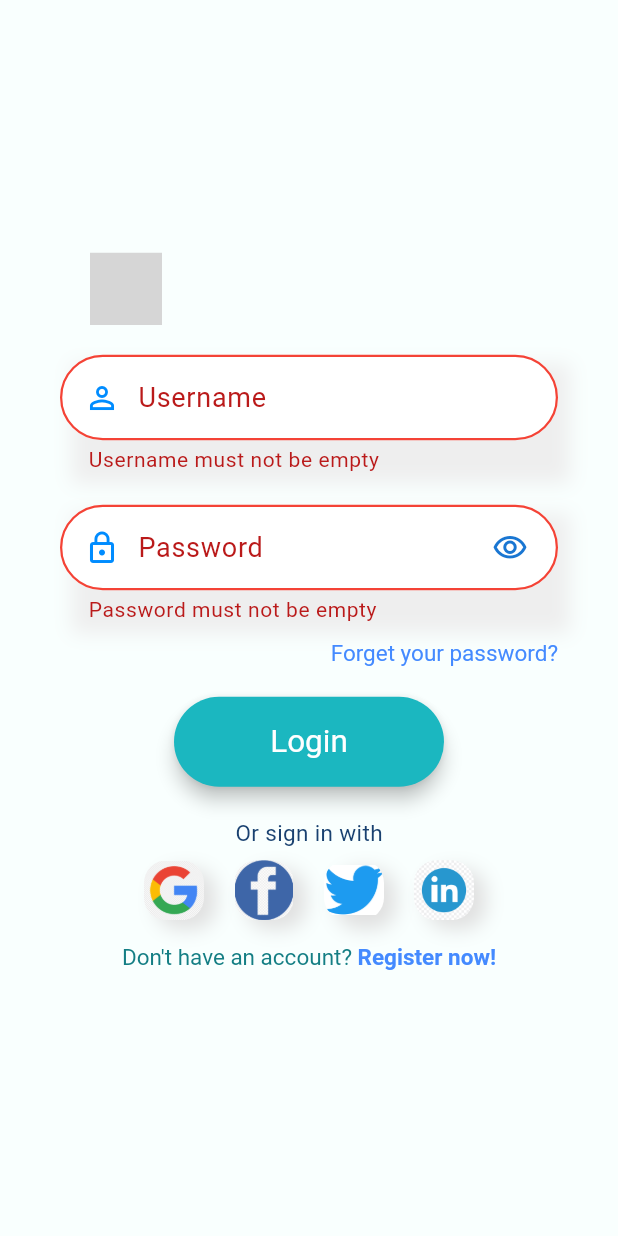
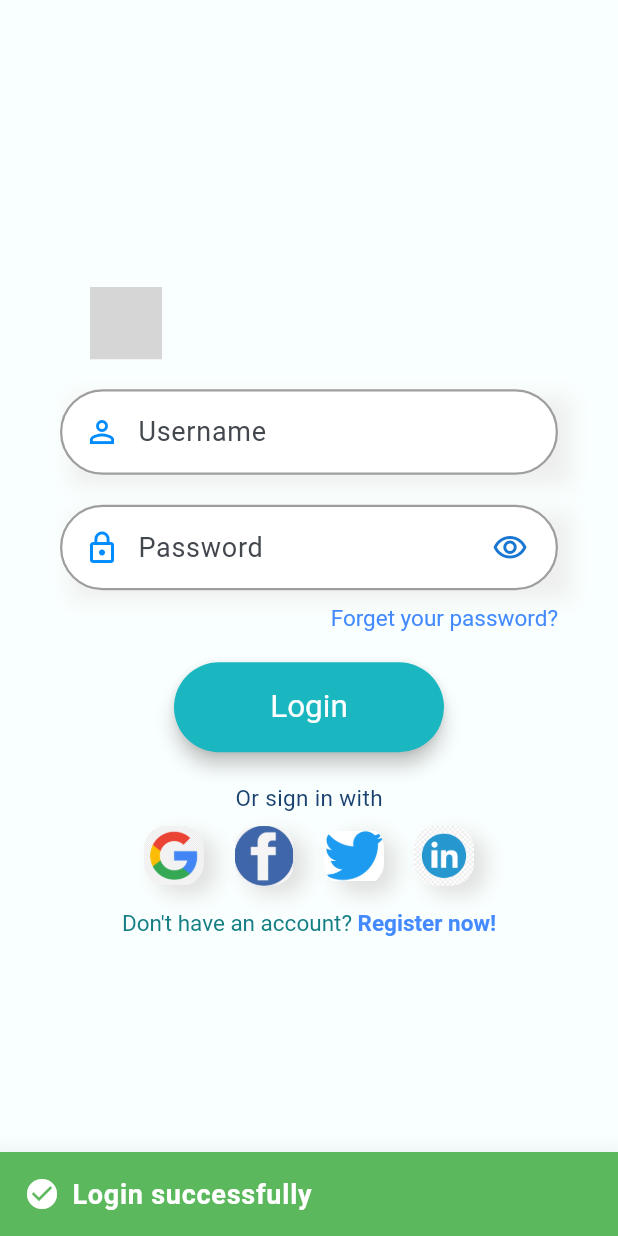
Before and after one commit to hungdungn47/travel-guide-app, a Flutter app: the LoginPage screen opened by its route, after a tap on "Login", on a phone screen of 412 x 824 dp. Run offline on Flutter 3.47's test engine with Material 3 defaults, Android fonts, the light colour scheme and no system bars; drawn by our look-alikes of overlay_support; our stand-ins replace carousel_slider, get, get_storage, image_picker, lottie; missing offline and left inert: dart:ffi; accounts and stored records are empty; grey boxes are pictures that could not be loaded.

Commit message:
handle jwt token and message notification

```diff
--- a/lib/networking/api/api_service.dart
+++ b/lib/networking/api/api_service.dart
@@ -10,4 +10,6 @@ abstract class ApiService {
   Future<List<Tour>> getTours();
   Future<Destination?> getDestinationById(String id);
   Future<List<Hotel>> fetchHotels(String destinationId);
+  Future<dynamic> login(String username, String password);
+  Future<Map<String, dynamic>> register(String username, String password, String email);
 }
--- a/lib/networking/interceptor/interceptor.dart
+++ b/lib/networking/interceptor/interceptor.dart
@@ -1,4 +1,5 @@
 import 'package:http/http.dart' as http;
+import 'package:travel_guide_app/utils/helper_functions.dart';
 
 import '../config.dart';
 
@@ -17,6 +18,12 @@ class HttpClientWithInterceptor extends http.BaseClient {
       request.headers['Authorization'] = Config.accessToken;
     }
     final response = await _inner.send(request);
+
+    if(response.statusCode == 401) {
+      HelperFunctions.showMessage('The login session has expired', 2);
+      await Future.delayed(const Duration(seconds: 3));
+      HelperFunctions.navigateToLoginPage();
+    }
     // Intercept response after receiving it
     // print('Response status: ${response.statusCode}');
     // print('Response headers: ${response.headers}');
--- a/lib/presentation/screens/Authentication/Login/login_controller.dart
+++ b/lib/presentation/screens/Authentication/Login/login_controller.dart
@@ -1,10 +1,9 @@
-import 'package:flutter/cupertino.dart';
-import 'package:get/get.dart';
-
-import '../../../../utils/helper_functions.dart';
+import '../../../../networking/api/index.dart';
+import '../../../../utils/index.dart';
 import '../../page_wrapper.dart';
 
 class LoginController extends GetxController{
+  final apiService = sl.get<ApiService>();
   late TextEditingController _usernameTextController;
   late GlobalKey<FormState> _formKey;
   late TextEditingController _passwordTextController;
@@ -45,9 +44,15 @@ class LoginController extends GetxController{
     return true;
   }
 
-  void login() {
-    if(_formKey.currentState!.validate()) {
-      _navigateHome();
+  Future<void> login() async {
+    try{
+      await apiService.login(_usernameTextController.text, _passwordTextController.text);
+      print('login sucessfully');
+      HelperFunctions.showMessage('Login successfully', 1);
+      await Future.delayed(const Duration(seconds: 3));
+      HelperFunctions.navigateToHomePage();
+    } catch (e) {
+      HelperFunctions.showMessage(e.toString().replaceFirst('Exception: ', ''), 2);
     }
   }
 
--- a/lib/presentation/screens/Authentication/Login/login_page.dart
+++ b/lib/presentation/screens/Authentication/Login/login_page.dart
@@ -112,7 +112,9 @@ class LoginPage extends StatelessWidget {
         width: 180,
         height: 60,
         child: ElevatedButton(
-            onPressed: _controller.login,
+            onPressed: () async {
+              await _controller.login();
+            },
             style: ButtonStyle(
                 shape: WidgetStateProperty.all<RoundedRectangleBorder>(
                     RoundedRectangleBorder(
--- a/lib/presentation/screens/Authentication/Register/register_page.dart
+++ b/lib/presentation/screens/Authentication/Register/register_page.dart
@@ -87,7 +87,9 @@ class RegisterPage extends StatelessWidget {
         width: 180,
         height: 60,
         child: ElevatedButton(
-            onPressed: _controller.register,
+            onPressed: () async {
+              await _controller.register();
+            },
             style: ButtonStyle(
                 shape: WidgetStateProperty.all<RoundedRectangleBorder>(
                     RoundedRectangleBorder(
--- a/lib/utils/helper_functions.dart
+++ b/lib/utils/helper_functions.dart
@@ -1,14 +1,86 @@
-import 'package:flutter/cupertino.dart';
-import 'package:get/get.dart';
-import 'package:flutter/services.dart' show rootBundle;
-import 'dart:convert';
+import 'package:travel_guide_app/presentation/screens/DestinationDetails/destination_details_page.dart';
+import 'package:travel_guide_app/presentation/screens/Home/home.dart';
+import 'package:travel_guide_app/presentation/screens/HotelRestaurant/hotel_page.dart';
+import 'package:travel_guide_app/presentation/screens/Search/search_page.dart';
+import 'package:travel_guide_app/presentation/screens/TourRecommendation/tour_recommendation_page.dart';
+import 'package:travel_guide_app/presentation/screens/page_wrapper.dart';
+
+import '../presentation/screens/Authentication/Login/login_page.dart';
+import 'index.dart';
 
 class HelperFunctions {
   static void navigateToScreen({required Widget screen, Object? arguments}) {
-    if(arguments != null) {
+    if (arguments != null) {
       Get.to(screen, arguments: arguments);
     } else {
-    Get.to(screen);
+      Get.to(screen);
     }
   }
+
+  static void navigateToHotelScreen({required String destinationId}) {
+    HelperFunctions.navigateToScreen(
+        screen: HotelPage(
+      destinationId: destinationId,
+    ));
+  }
+
+  static void navigateToLoginPage() {
+    HelperFunctions.navigateToScreen(
+        screen: LoginPage());
+  }
+
+  static void navigateToDestinationDetail({required String destinationId}) {
+    HelperFunctions.navigateToScreen(
+        screen: DestinationDetailsPage(destinationId: destinationId));
+  }
+
+  static void navigateToSearchPage() {
+    HelperFunctions.navigateToScreen(screen: SearchPage());
+  }
+
+  static void navigateToHomePage() {
+    HelperFunctions.navigateToScreen(screen: PageWrapper());
+  }
+
+  static void navigateToTourPage(String destinationName) {
+    HelperFunctions.navigateToScreen(
+      screen: TourRecommendationPage(),
+      arguments: {'destination': destinationName},
+    );
+  }
+
+  static void showMessage(String message, int type) {
+    showSimpleNotification(
+      background: type == 1
+          ? const Color(0xFF5CB85C)
+          : const Color(0xFFEF5350),
+      Row(
+        children: [
+          type == 1
+              ? const Icon(
+                  Icons.check_circle,
+                  color: Colors.white,
+                )
+              : const Icon(
+                  Icons.close_sharp,
+                  color: Colors.white,
+                ),
+          const SizedBox(width: 8),
+          Expanded(
+            child: Text(
+              message,
+              style: const TextStyle(
+                color: Colors.white,
+                fontSize: 18,
+                fontWeight: FontWeight.bold,
+              ),
+              overflow: TextOverflow.ellipsis,
+            ),
+          ),
+        ],
+      ),
+      duration: Duration(seconds: 3),
+      position: NotificationPosition.bottom,
+    );
+  }
 }
--- a/lib/utils/lib.dart
+++ b/lib/utils/lib.dart
@@ -1,2 +1,3 @@
 export 'package:carousel_slider/carousel_slider.dart';
 export 'package:get/get.dart';
+export 'package:overlay_support/overlay_support.dart';
--- a/pubspec.yaml
+++ b/pubspec.yaml
@@ -22,6 +22,7 @@ dependencies:
   get_it: ^8.0.2
   image_picker: ^1.1.2
   lottie: ^3.1.3
+  overlay_support: ^2.1.0
 
 dev_dependencies:
   flutter_test:
```
Also changed, not shown: lib/main.dart (+22 -6 lines), lib/networking/api/api_service_impl.dart (+158 -26 lines), lib/presentation/screens/Authentication/Register/register_controller.dart (+19 -3 lines), lib/presentation/screens/DestinationDetails/destination_details_page.dart (+11 -8 lines), pubspec.lock.
